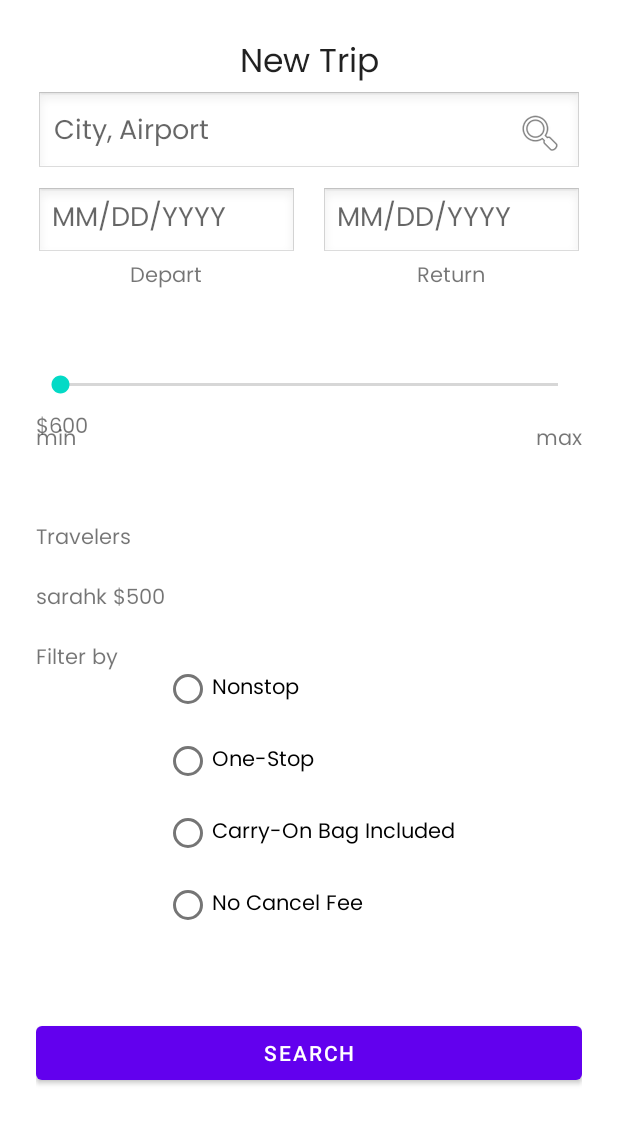
After one commit to rithvik213/TripPlanner, an Android app: the NewTripFragment screen opened through its navigation route, on a phone screen of 412 x 824 dp. The commit adds this screen. Shown: the top 1124 px of the screen. Run offline under Robolectric (Android 15) with nearby library versions, the phone set to English and light mode, and no system bars; our stand-ins replace navigation-ui; libraries missing offline, so code that uses them is left out: com.google.api.services.

Commit message:
implemented new trip page, added nav_graph support and refined some UI

```diff
--- a/app/build.gradle.kts
+++ b/app/build.gradle.kts
@@ -60,6 +60,9 @@ dependencies {
     implementation("com.google.api-client:google-api-client:1.32.1")
     implementation("com.google.apis:google-api-services-calendar:v3-rev305-1.23.0")
 
+    implementation("androidx.navigation:navigation-fragment-ktx:2.7.7")
+    implementation("androidx.navigation:navigation-ui-ktx:2.7.7")
+
 
 
 }
--- a/app/src/main/java/com/example/tripplanner/MainActivity.kt
+++ b/app/src/main/java/com/example/tripplanner/MainActivity.kt
@@ -1,30 +1,32 @@
 package com.example.tripplanner
 
+import android.os.Bundle
 import androidx.appcompat.app.AppCompatActivity
-import android.os.Bundle
-import android.widget.FrameLayout
+import androidx.navigation.NavController
+import androidx.navigation.findNavController
+import androidx.navigation.fragment.NavHostFragment
+import androidx.navigation.ui.NavigationUI
+import androidx.navigation.ui.setupActionBarWithNavController
+
 
 class MainActivity : AppCompatActivity() {
+
+    private lateinit var navController: NavController
     override fun onCreate(savedInstanceState: Bundle?) {
         super.onCreate(savedInstanceState)
-        setContentView(R.layout.activity_main) // Make sure this is the correct layout
+        setContentView(R.layout.activity_main)
 
-        // Check that the activity is using the layout version with the fragment_container FrameLayout
-        if (findViewById<FrameLayout>(R.id.fragment_container) != null) {
+        // Set the ActionBar to null
+        supportActionBar?.setDisplayHomeAsUpEnabled(false)
+        supportActionBar?.setDisplayShowHomeEnabled(false)
 
-            // However, if we're being restored from a previous state,
-            // then we don't need to do anything and should return or else
-            // we could end up with overlapping fragments.
-            if (savedInstanceState != null) {
-                return
-            }
+        val navHostFragment = supportFragmentManager.findFragmentById(R.id.nav_host_fragment) as NavHostFragment
+        val navController = navHostFragment.navController
+    }
 
-            // Create an instance of the fragment
-            val firstFragment = OnboardingFragment1()
 
-            // Add the fragment to the 'fragment_container' FrameLayout
-            supportFragmentManager.beginTransaction()
-                .add(R.id.fragment_container, firstFragment).commit()
-        }
+
+    override fun onSupportNavigateUp(): Boolean {
+        return navController.navigateUp() || super.onSupportNavigateUp()
     }
 }
--- /dev/null
+++ b/app/src/main/java/com/example/tripplanner/NewTripFragment.kt
@@ -0,0 +1,63 @@
+package com.example.tripplanner
+
+import android.os.Bundle
+import android.view.LayoutInflater
+import android.view.View
+import android.view.ViewGroup
+import android.widget.SeekBar
+import android.widget.TextView
+import androidx.fragment.app.Fragment
+
+class NewTripFragment : Fragment() {
+    override fun onCreateView(
+        inflater: LayoutInflater, container: ViewGroup?,
+        savedInstanceState: Bundle?
+    ): View? {
+        val view = inflater.inflate(R.layout.fragment_new_trip, container, false)
+        setupSeekBar(view)
+        return view
+    }
+
+    private fun setupSeekBar(view: View) {
+        val seekBar = view.findViewById<SeekBar>(R.id.priceRangeSeekBar)
+        val textViewCurrentPrice = view.findViewById<TextView>(R.id.textViewCurrentPrice)
+
+        seekBar.setOnSeekBarChangeListener(object : SeekBar.OnSeekBarChangeListener {
+            override fun onProgressChanged(seekBar: SeekBar, progress: Int, fromUser: Boolean) {
+                // Assume the max price is 1000 and the SeekBar max is set accordingly
+                val maxPrice = 1000
+                val currentPrice = progress * maxPrice / seekBar.max
+                textViewCurrentPrice.text = "$$currentPrice"
+
+                // Adjust the position of the textViewCurrentPrice based on the thumb position
+                val thumbPosX = (seekBar.width - seekBar.paddingLeft - seekBar.paddingRight) * progress / seekBar.max
+                textViewCurrentPrice.x = seekBar.x + thumbPosX + seekBar.paddingLeft - textViewCurrentPrice.width / 2.0f
+            }
+
+
+
+            override fun onStartTrackingTouch(seekBar: SeekBar) {
+                // Handle interaction start
+            }
+
+            override fun onStopTrackingTouch(seekBar: SeekBar) {
+                // Handle interaction end
+            }
+        })
+    }
+
+
+
+    /*
+
+    companion object {
+        fun newInstance(param1: String, param2: String) =
+            NewTripFragment().apply {
+                arguments = Bundle().apply {
+                    putString(ARG_PARAM1, param1)
+                    putString(ARG_PARAM2, param2)
+                }
+            }
+    }
+     */
+}
--- a/app/src/main/java/com/example/tripplanner/OnboardingFragment1.kt
+++ b/app/src/main/java/com/example/tripplanner/OnboardingFragment1.kt
@@ -9,6 +9,8 @@ import android.view.View
 import android.view.ViewGroup
 import android.widget.Button
 import android.widget.ImageView
+import androidx.navigation.fragment.NavHostFragment
+import androidx.navigation.fragment.NavHostFragment.Companion.findNavController
 import com.google.android.gms.auth.api.signin.GoogleSignInAccount
 import com.google.android.gms.common.SignInButton
 
@@ -42,8 +44,16 @@ class OnboardingFragment1 : Fragment(), GoogleSignInHelper.SignInResultListener
 
 
     override fun onSignInSuccess(account: GoogleSignInAccount) {
-        // Handle sign-in success, e.g., navigate to the next fragment or activity
+        // Obtain the NavHostFragment using the FragmentManager from the hosting activity
+        val navHostFragment = requireActivity().supportFragmentManager.findFragmentById(R.id.nav_host_fragment) as NavHostFragment
+        // Get the NavController from the NavHostFragment
+        val navController = navHostFragment.navController
+
+        // Navigate to the desired fragment using the action defined in the navigation graph
+        navController.navigate(R.id.action_onboardingFragment_to_newTripFragment)
     }
+
+
 
     override fun onSignInFailure(errorMessage: String) {
         // Handle sign-in failure, e.g., show an error message to the user
--- a/app/src/main/res/layout/activity_main.xml
+++ b/app/src/main/res/layout/activity_main.xml
@@ -1,5 +1,17 @@
-<!-- This is activity_main.xml -->
-<FrameLayout xmlns:android="http://schemas.android.com/apk/res/android"
-    android:id="@+id/fragment_container"
+<?xml version="1.0" encoding="utf-8"?>
+<androidx.constraintlayout.widget.ConstraintLayout xmlns:android="http://schemas.android.com/apk/res/android"
+    xmlns:app="http://schemas.android.com/apk/res-auto"
+    xmlns:tools="http://schemas.android.com/tools"
     android:layout_width="match_parent"
-    android:layout_height="match_parent" />
+    android:layout_height="match_parent"
+    tools:context=".MainActivity">
+
+    <androidx.fragment.app.FragmentContainerView
+        android:id="@+id/nav_host_fragment"
+        android:name="androidx.navigation.fragment.NavHostFragment"
+        android:layout_width="match_parent"
+        android:layout_height="match_parent"
+        app:navGraph="@navigation/nav_graph"
+        app:defaultNavHost="true" />
+
+</androidx.constraintlayout.widget.ConstraintLayout>
--- /dev/null
+++ b/app/src/main/res/layout/fragment_new_trip.xml
@@ -0,0 +1,229 @@
+<androidx.constraintlayout.widget.ConstraintLayout xmlns:android="http://schemas.android.com/apk/res/android"
+    xmlns:app="http://schemas.android.com/apk/res-auto"
+    android:layout_width="match_parent"
+    android:layout_height="match_parent"
+    android:background="@color/white"
+    android:padding="24dp">
+
+    <TextView
+        android:id="@+id/textViewNewTrip"
+        android:layout_width="wrap_content"
+        android:layout_height="wrap_content"
+        android:text="New Trip"
+        android:fontFamily="@font/poppins"
+        android:textAppearance="@style/TextAppearance.AppCompat.Large"
+        app:layout_constraintStart_toStartOf="parent"
+        app:layout_constraintTop_toTopOf="parent"
+        app:layout_constraintEnd_toEndOf="parent" />
+
+    <EditText
+        android:id="@+id/editTextCityAirport"
+        android:layout_width="0dp"
+        android:layout_height="wrap_content"
+        android:background="@android:drawable/edit_text"
+        android:drawableEnd="@android:drawable/ic_menu_search"
+        android:fontFamily="@font/poppins"
+        android:hint="City, Airport"
+        android:padding="12dp"
+        app:layout_constraintEnd_toEndOf="parent"
+        app:layout_constraintHorizontal_bias="0.0"
+        app:layout_constraintStart_toStartOf="parent"
+        app:layout_constraintTop_toBottomOf="@id/textViewNewTrip"
+        app:layout_constraintBottom_toTopOf="@id/editTextDepartureDate" />
+
+    <androidx.constraintlayout.widget.Guideline
+        android:id="@+id/guideline"
+        android:layout_width="wrap_content"
+        android:layout_height="wrap_content"
+        android:orientation="vertical"
+        app:layout_constraintGuide_percent="0.50"/>
+
+    <TextView
+        android:id="@+id/textViewDepartureLabel"
+        android:layout_width="0dp"
+        android:layout_height="wrap_content"
+        android:text="Depart"
+        android:gravity="center"
+        android:fontFamily="@font/poppins"
+        app:layout_constraintStart_toStartOf="parent"
+        app:layout_constraintTop_toBottomOf="@id/editTextDepartureDate"
+        app:layout_constraintEnd_toStartOf="@id/guideline"
+        app:layout_constraintHorizontal_bias="0.5"
+        app:layout_constraintVertical_bias="0.0"
+        android:layout_marginEnd="8dp" />
+
+    <TextView
+        android:id="@+id/textViewReturnLabel"
+        android:layout_width="0dp"
+        android:layout_height="wrap_content"
+        android:text="Return"
+        android:gravity="center"
+        android:fontFamily="@font/poppins"
+        app:layout_constraintStart_toEndOf="@id/guideline"
+        app:layout_constraintTop_toBottomOf="@id/editTextReturnDate"
+        app:layout_constraintEnd_toEndOf="parent"
+        app:layout_constraintVertical_bias="0.0"
+        android:layout_marginStart="8dp" />
+
+    <EditText
+        android:id="@+id/editTextDepartureDate"
+        android:layout_width="0dp"
+        android:layout_height="wrap_content"
+        android:hint="MM/DD/YYYY"
+        android:background="@android:drawable/edit_text"
+        android:inputType="date"
+        android:fontFamily="@font/poppins"
+        app:layout_constraintStart_toStartOf="parent"
+        app:layout_constraintEnd_toStartOf="@id/guideline"
+        app:layout_constraintTop_toBottomOf="@id/editTextCityAirport"
+        app:layout_constraintBottom_toTopOf="@id/textViewDepartureLabel"
+        app:layout_constraintHorizontal_weight="1"
+        android:layout_marginTop="8dp"
+        android:layout_marginEnd="8dp" />
+
+    <EditText
+        android:id="@+id/editTextReturnDate"
+        android:layout_width="0dp"
+        android:layout_height="wrap_content"
+        android:hint="MM/DD/YYYY"
+        android:fontFamily="@font/poppins"
+        android:background="@android:drawable/edit_text"
+        android:inputType="date"
+        app:layout_constraintStart_toEndOf="@id/guideline"
+        app:layout_constraintEnd_toEndOf="parent"
+        app:layout_constraintTop_toBottomOf="@id/editTextCityAirport"
+        app:layout_constraintBottom_toTopOf="@id/textViewReturnLabel"
+        app:layout_constraintHorizontal_weight="1"
+        android:layout_marginTop="8dp"
+        android:layout_marginStart="8dp" />
+
+    <TextView
+        android:id="@+id/textViewMinPrice"
+        android:layout_width="wrap_content"
+        android:layout_height="wrap_content"
+        android:fontFamily="@font/poppins"
+        android:text="min"
+        app:layout_constraintStart_toStartOf="parent"
+        app:layout_constraintTop_toBottomOf="@id/priceRangeSeekBar"
+        android:layout_marginTop="16dp"/>
+
+    <SeekBar
+        android:id="@+id/priceRangeSeekBar"
+        android:layout_width="0dp"
+        android:layout_height="wrap_content"
+        android:max="100"
+        app:layout_constraintTop_toBottomOf="@id/textViewDepartureLabel"
+        app:layout_constraintStart_toStartOf="parent"
+        app:layout_constraintEnd_toEndOf="parent"
+        app:layout_constraintBottom_toTopOf="@+id/textViewTravelers"
+        android:layout_marginTop="4dp"
+        android:layout_marginBottom="35dp"/>
+
+    <TextView
+        android:id="@+id/textViewMaxPrice"
+        android:layout_width="wrap_content"
+        android:layout_height="wrap_content"
+        android:text="max"
+        android:fontFamily="@font/poppins"
+        app:layout_constraintEnd_toEndOf="parent"
+        app:layout_constraintTop_toBottomOf="@id/priceRangeSeekBar"
+        android:layout_marginTop="16dp"/>
+
+    <TextView
+        android:id="@+id/textViewCurrentPrice"
+        android:layout_width="wrap_content"
+        android:layout_height="wrap_content"
+        android:text="$600"
+        android:fontFamily="@font/poppins"
+        app:layout_constraintStart_toStartOf="@+id/priceRangeSeekBar"
+        app:layout_constraintTop_toBottomOf="@id/priceRangeSeekBar"
+        app:layout_constraintBottom_toTopOf="@id/textViewTravelers"
+        android:layout_marginTop="8dp"/>
+
+    <TextView
+        android:id="@+id/textViewTravelers"
+        android:layout_width="0dp"
+        android:layout_height="wrap_content"
+        android:text="Travelers"
+        android:fontFamily="@font/poppins"
+        android:layout_marginTop="50dp"
+        app:layout_constraintStart_toStartOf="parent"
+        app:layout_constraintEnd_toEndOf="parent"
+        app:layout_constraintTop_toBottomOf="@id/textViewCurrentPrice"/>
+
+    <TextView
+        android:id="@+id/textViewSampleTraveler"
+        android:layout_width="0dp"
+        android:layout_height="wrap_content"
+        android:text="sarahk $500"
+        android:fontFamily="@font/poppins"
+        app:layout_constraintStart_toStartOf="parent"
+        app:layout_constraintTop_toBottomOf="@id/textViewTravelers"
+        app:layout_constraintEnd_toEndOf="parent"
+        android:layout_marginTop="16dp"/>
+
+    <!-- Assume more travelers here, which should be managed by a RecyclerView -->
+
+    <TextView
+        android:id="@+id/textViewFilterBy"
+        android:layout_width="wrap_content"
+        android:layout_height="wrap_content"
+        android:text="Filter by"
+        android:fontFamily="@font/poppins"
+        app:layout_constraintStart_toStartOf="parent"
+        app:layout_constraintTop_toBottomOf="@id/textViewSampleTraveler"
+        app:layout_constraintBottom_toTopOf="@id/radioGroupFilters"
+        android:layout_marginTop="32dp"/>
+
+    <!-- RadioGroup for Filters -->
+    <RadioGroup
+        android:id="@+id/radioGroupFilters"
+        android:layout_width="wrap_content"
+        android:layout_height="wrap_content"
+        android:orientation="vertical"
+        app:layout_constraintTop_toBottomOf="@id/textViewSampleTraveler"
+        app:layout_constraintStart_toStartOf="parent"
+        app:layout_constraintEnd_toEndOf="parent"
+        android:layout_marginTop="24dp">
+
+        <RadioButton
+            android:id="@+id/radioButtonNonstop"
+            android:layout_width="wrap_content"
+            android:layout_height="wrap_content"
+            android:text="Nonstop"
+            android:fontFamily="@font/poppins"/>
+
+        <RadioButton
+            android:id="@+id/radioButtonOneStop"
+            android:layout_width="wrap_content"
+            android:layout_height="wrap_content"
+            android:text="One-Stop"
+            android:fontFamily="@font/poppins"/>
+
+        <RadioButton
+            android:id="@+id/radioButtonCarryOn"
+            android:layout_width="wrap_content"
+            android:layout_height="wrap_content"
+            android:text="Carry-On Bag Included"
+            android:fontFamily="@font/poppins"/>
+
+        <RadioButton
+            android:id="@+id/radioButtonNoCancelFee"
+            android:layout_width="wrap_content"
+            android:layout_height="wrap_content"
+            android:text="No Cancel Fee"
+            android:fontFamily="@font/poppins"/>
+    </RadioGroup>
+
+    <Button
+        android:id="@+id/buttonSearch"
+        android:layout_width="0dp"
+        android:layout_height="wrap_content"
+        android:text="SEARCH"
+        app:layout_constraintStart_toStartOf="parent"
+        app:layout_constraintEnd_toEndOf="parent"
+        app:layout_constraintBottom_toBottomOf="parent"
+        app:layout_constraintTop_toBottomOf="@id/radioGroupFilters"
+        android:layout_marginBottom="24dp"/>
+
+</androidx.constraintlayout.widget.ConstraintLayout>
--- /dev/null
+++ b/app/src/main/res/navigation/nav_graph.xml
@@ -0,0 +1,22 @@
+<navigation xmlns:android="http://schemas.android.com/apk/res/android"
+    xmlns:app="http://schemas.android.com/apk/res-auto"
+    xmlns:tools="http://schemas.android.com/tools"
+    android:id="@+id/nav_graph"
+    app:startDestination="@id/onboardingFragment">
+
+    <fragment
+        android:id="@+id/onboardingFragment"
+        android:name="com.example.tripplanner.OnboardingFragment1"
+        android:label="fragment_onboarding"
+        tools:layout="@layout/fragment_onboarding1" >
+        <action
+            android:id="@+id/action_onboardingFragment_to_newTripFragment"
+            app:destination="@id/newTripFragment" />
+    </fragment>
+
+    <fragment
+        android:id="@+id/newTripFragment"
+        android:name="com.example.tripplanner.NewTripFragment"
+        android:label="fragment_new_trip"
+        tools:layout="@layout/fragment_new_trip" />
+</navigation>
```
